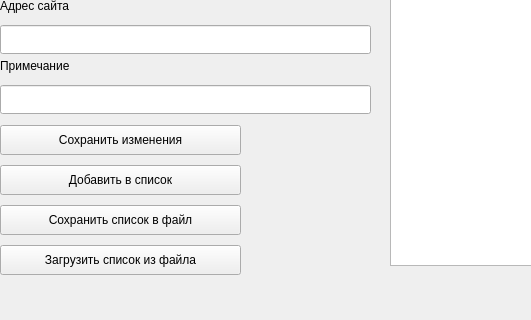
Old version of the form mainwindow.ui in the repository ArtNazarov/pg6; both pictures show x 0 to 531 and y 185 to 505 of the 800 by 600 pixel window.
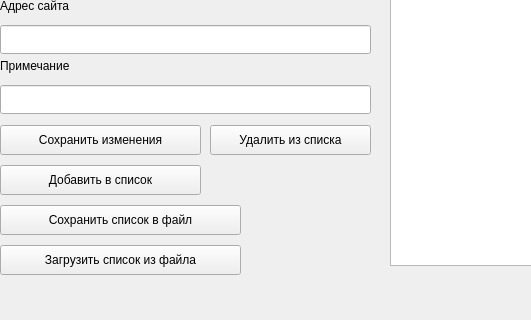
New version of the form.

```diff
--- a/mainwindow.ui
+++ b/mainwindow.ui
@@ -19,7 +19,7 @@
      <rect>
       <x>0</x>
       <y>350</y>
-      <width>241</width>
+      <width>201</width>
       <height>30</height>
      </rect>
     </property>
@@ -163,7 +163,7 @@
      <rect>
       <x>0</x>
       <y>310</y>
-      <width>241</width>
+      <width>201</width>
       <height>30</height>
      </rect>
     </property>
@@ -207,6 +207,19 @@
      <string>придумать</string>
     </property>
    </widget>
+   <widget class="QPushButton" name="btnRemoveElem">
+    <property name="geometry">
+     <rect>
+      <x>210</x>
+      <y>310</y>
+      <width>161</width>
+      <height>30</height>
+     </rect>
+    </property>
+    <property name="text">
+     <string>Удалить из списка</string>
+    </property>
+   </widget>
   </widget>
   <widget class="QMenuBar" name="menubar">
    <property name="geometry">
```
